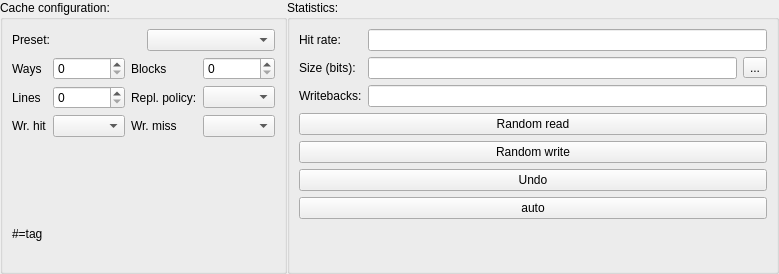
Qt form src/cacheconfigwidget.ui (mortbopet/Ripes) before a commit.
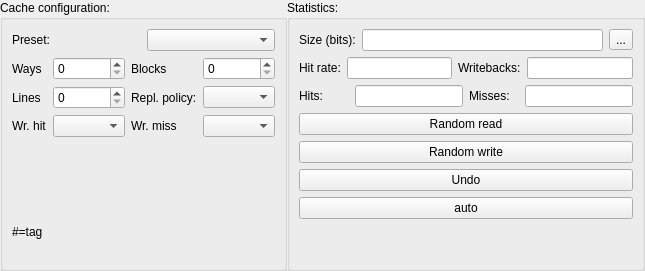
The same form after that commit.

```diff
--- a/src/cacheconfigwidget.ui
+++ b/src/cacheconfigwidget.ui
@@ -6,8 +6,8 @@
    <rect>
     <x>0</x>
     <y>0</y>
-    <width>779</width>
-    <height>274</height>
+    <width>645</width>
+    <height>271</height>
    </rect>
   </property>
   <property name="windowTitle">
@@ -30,7 +30,7 @@
     <number>0</number>
    </property>
    <item row="0" column="0">
-    <layout class="QHBoxLayout" name="horizontalLayout">
+    <layout class="QHBoxLayout" name="horizontalLayout" stretch="1,0">
      <item>
       <widget class="QGroupBox" name="groupBox">
        <property name="title">
@@ -169,6 +169,13 @@
         <string>Statistics:</string>
        </property>
        <layout class="QGridLayout" name="gridLayout_5">
+        <item row="2" column="0">
+         <widget class="QPushButton" name="randomwrite">
+          <property name="text">
+           <string>Random write</string>
+          </property>
+         </widget>
+        </item>
         <item row="3" column="0">
          <widget class="QPushButton" name="undo">
           <property name="text">
@@ -177,63 +184,142 @@
          </widget>
         </item>
         <item row="0" column="0">
-         <layout class="QGridLayout" name="gridLayout_4">
-          <item row="0" column="1">
-           <widget class="QLineEdit" name="hitrate"/>
-          </item>
-          <item row="1" column="0">
+         <layout class="QVBoxLayout" name="verticalLayout_3">
+          <item>
+           <layout class="QHBoxLayout" name="horizontalLayout_7">
+            <item>
            <widget class="QLabel" name="label_6">
             <property name="text">
              <string>Size (bits):</string>
             </property>
            </widget>
           </item>
-          <item row="0" column="0">
+            <item>
+             <widget class="QLineEdit" name="size">
+              <property name="sizePolicy">
+               <sizepolicy hsizetype="MinimumExpanding" vsizetype="Fixed">
+                <horstretch>0</horstretch>
+                <verstretch>0</verstretch>
+               </sizepolicy>
+              </property>
+              <property name="minimumSize">
+               <size>
+                <width>0</width>
+                <height>0</height>
+               </size>
+              </property>
+             </widget>
+            </item>
+            <item>
+             <widget class="QToolButton" name="sizeBreakdownButton">
+              <property name="text">
+               <string>...</string>
+              </property>
+             </widget>
+            </item>
+           </layout>
+          </item>
+          <item>
+           <layout class="QHBoxLayout" name="horizontalLayout_6">
+            <item>
            <widget class="QLabel" name="label_5">
             <property name="text">
              <string>Hit rate:</string>
             </property>
            </widget>
           </item>
-          <item row="2" column="0">
+            <item>
+             <widget class="QLineEdit" name="hitrate">
+              <property name="sizePolicy">
+               <sizepolicy hsizetype="Preferred" vsizetype="Fixed">
+                <horstretch>0</horstretch>
+                <verstretch>0</verstretch>
+               </sizepolicy>
+              </property>
+              <property name="minimumSize">
+               <size>
+                <width>0</width>
+                <height>0</height>
+               </size>
+              </property>
+             </widget>
+            </item>
+            <item>
            <widget class="QLabel" name="label_7">
             <property name="text">
              <string>Writebacks:</string>
             </property>
            </widget>
           </item>
-          <item row="2" column="1">
-           <widget class="QLineEdit" name="writebacks"/>
-          </item>
-          <item row="1" column="1">
-           <layout class="QHBoxLayout" name="horizontalLayout_3">
             <item>
-             <widget class="QLineEdit" name="size"/>
+             <widget class="QLineEdit" name="writebacks">
+              <property name="sizePolicy">
+               <sizepolicy hsizetype="Preferred" vsizetype="Fixed">
+                <horstretch>0</horstretch>
+                <verstretch>0</verstretch>
+               </sizepolicy>
+              </property>
+              <property name="minimumSize">
+               <size>
+                <width>0</width>
+                <height>0</height>
+               </size>
+              </property>
+             </widget>
             </item>
+           </layout>
+          </item>
             <item>
-             <widget class="QToolButton" name="sizeBreakdownButton">
+           <layout class="QHBoxLayout" name="horizontalLayout_9">
+            <item>
+             <widget class="QLabel" name="label_11">
               <property name="text">
-               <string>...</string>
+               <string>Hits:</string>
               </property>
              </widget>
             </item>
-           </layout>
-          </item>
-         </layout>
-        </item>
-        <item row="2" column="0">
-         <widget class="QPushButton" name="randomwrite">
+            <item>
+             <widget class="QLineEdit" name="hits">
+              <property name="sizePolicy">
+               <sizepolicy hsizetype="Preferred" vsizetype="Fixed">
+                <horstretch>0</horstretch>
+                <verstretch>0</verstretch>
+               </sizepolicy>
+              </property>
+              <property name="minimumSize">
+               <size>
+                <width>0</width>
+                <height>0</height>
+               </size>
+              </property>
+             </widget>
+            </item>
+            <item>
+             <widget class="QLabel" name="label_12">
           <property name="text">
-           <string>Random write</string>
+               <string>Misses:</string>
           </property>
          </widget>
         </item>
-        <item row="1" column="0">
-         <widget class="QPushButton" name="randomread">
-          <property name="text">
-           <string>Random read</string>
-          </property>
-         </widget>
+            <item>
+             <widget class="QLineEdit" name="misses">
+              <property name="sizePolicy">
+               <sizepolicy hsizetype="Preferred" vsizetype="Fixed">
+                <horstretch>0</horstretch>
+                <verstretch>0</verstretch>
+               </sizepolicy>
+              </property>
+              <property name="minimumSize">
+               <size>
+                <width>0</width>
+                <height>0</height>
+               </size>
+              </property>
+             </widget>
+            </item>
+           </layout>
+          </item>
+         </layout>
         </item>
         <item row="5" column="0">
          <spacer name="verticalSpacer">
@@ -248,6 +334,13 @@
           </property>
          </spacer>
         </item>
+        <item row="1" column="0">
+         <widget class="QPushButton" name="randomread">
+          <property name="text">
+           <string>Random read</string>
+          </property>
+         </widget>
+        </item>
         <item row="4" column="0">
          <widget class="QPushButton" name="autoAccess">
           <property name="text">
```
Lines whose indentation alone changed are shown as unchanged.
